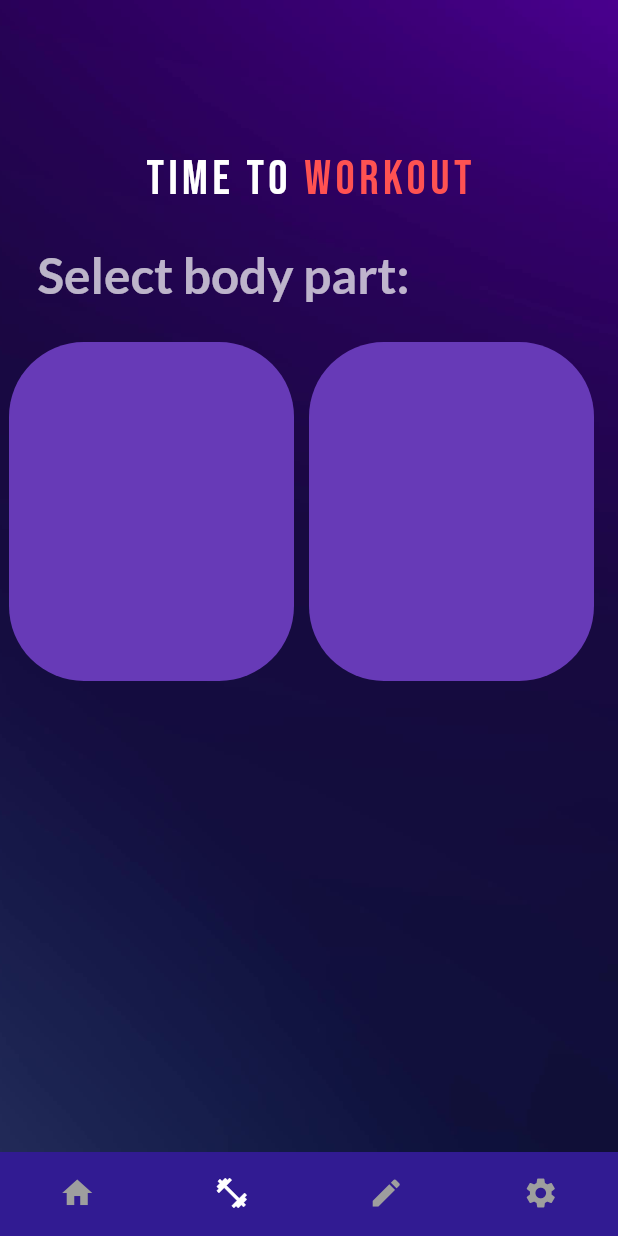
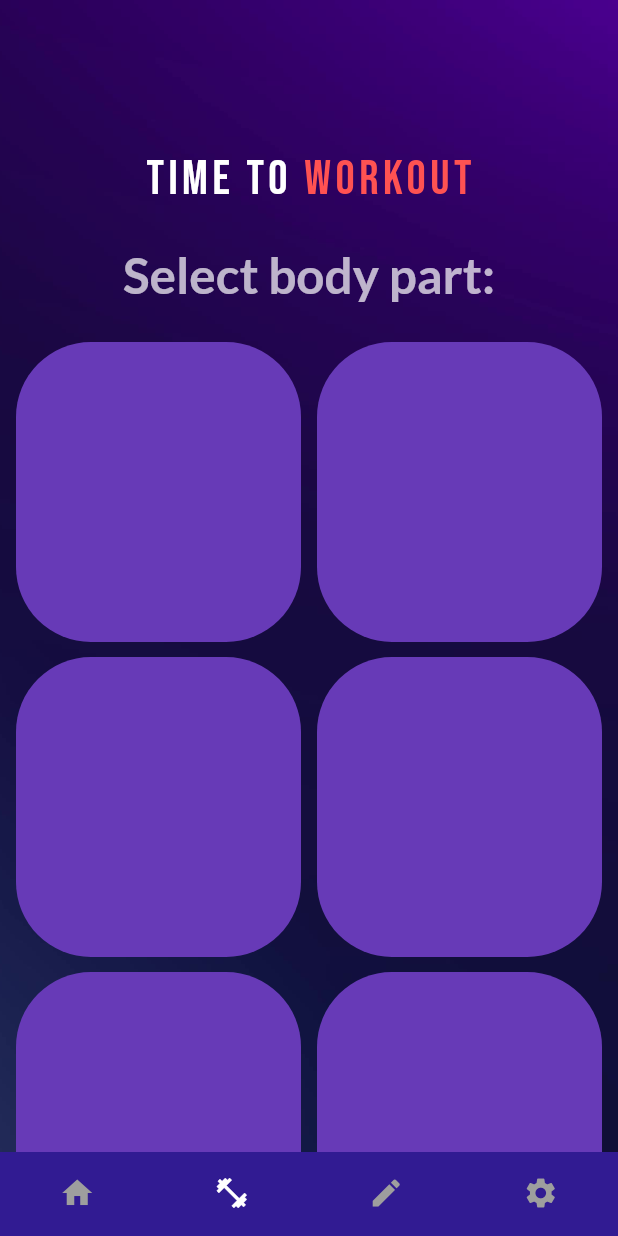
Before and after one commit to dolienn/body_optimizer, a Flutter app: the screen it shows after launch, item 2 of the bottom bar chosen, on a phone screen of 412 x 824 dp. Run offline on Flutter 3.47's test engine with Material 2 defaults, Android fonts, the phone set to English and light mode, and no system bars; our stand-ins replace google_fonts.

Commit message:
no update lekki, teraz dzialad

```diff
--- a/lib/screens/workout.dart
+++ b/lib/screens/workout.dart
@@ -64,6 +64,7 @@ class _WorkoutState extends State<Workout> {
               ],
             ),
             Row(
+              mainAxisAlignment: MainAxisAlignment.center,
               children: [
                 Padding(
                   padding: const EdgeInsets.all(25.0),
@@ -74,8 +75,11 @@ class _WorkoutState extends State<Workout> {
                 ),
               ],
             ),
-            Row(
-              mainAxisAlignment: MainAxisAlignment.center,
+            Padding(
+              padding: const EdgeInsets.only(bottom: 10),
+              child: Row(
+                mainAxisAlignment: MainAxisAlignment.spaceEvenly,
+                crossAxisAlignment: CrossAxisAlignment.center,
                 children: [
                   InkWell(
                     onTap: (){
@@ -84,17 +88,14 @@ class _WorkoutState extends State<Workout> {
                       }
                     },
                   child: SizedBox(
+                      width: 190,
+                      height: 200,
+                              child: Container(
+                                height: 190,
                                 width: 200,
-                    height: 226,
-                          child: Padding(
-                            padding: const EdgeInsets.only(right: 10),
-                            child: Container(
-                              height: 226,
-                              width: 150,
                                 decoration: BoxDecoration(
                                     color: Colors.deepPurple,
                                     borderRadius: BorderRadius.circular(50)
-                              ),
                                 ),
                               ),
                             ),
@@ -106,13 +107,11 @@ class _WorkoutState extends State<Workout> {
                       }
                     },
                     child: SizedBox(
+                      width: 190,
+                      height: 200,
+                        child: Container(
+                          height: 190,
                           width: 200,
-                    height: 226,
-                    child: Padding(
-                      padding: const EdgeInsets.only(right: 10),
-                      child: Container(
-                        height: 226,
-                        width: 195,
                           decoration: BoxDecoration(
                               color: Colors.deepPurple,
                               borderRadius: BorderRadius.circular(50)
@@ -120,8 +119,102 @@ class _WorkoutState extends State<Workout> {
                         ),
                       ),
                     ),
+      ],
+    ),
+            ),
+            Padding(
+              padding: const EdgeInsets.only(bottom: 10),
+              child: Row(
+                mainAxisAlignment: MainAxisAlignment.spaceEvenly,
+                crossAxisAlignment: CrossAxisAlignment.center,
+                children: [
+                  InkWell(
+                    onTap: (){
+                      if (kDebugMode) {
+                        print("Container 1 cliked!");
+                      }
+                    },
+                    child: SizedBox(
+                      width: 190,
+                      height: 200,
+                      child: Container(
+                        height: 190,
+                        width: 200,
+                        decoration: BoxDecoration(
+                            color: Colors.deepPurple,
+                            borderRadius: BorderRadius.circular(50)
+                        ),
+                      ),
+                    ),
+                  ),
+                  InkWell(
+                    onTap: (){
+                      if (kDebugMode) {
+                        print("Container 2 cliked!");
+                      }
+                    },
+                    child: SizedBox(
+                      width: 190,
+                      height: 200,
+                      child: Container(
+                        height: 190,
+                        width: 200,
+                        decoration: BoxDecoration(
+                            color: Colors.deepPurple,
+                            borderRadius: BorderRadius.circular(50)
+                        ),
+                      ),
+                    ),
                   ),
                 ],
+              ),
+            ),
+            Padding(
+              padding: const EdgeInsets.only(bottom: 10),
+              child: Row(
+                mainAxisAlignment: MainAxisAlignment.spaceEvenly,
+                crossAxisAlignment: CrossAxisAlignment.center,
+                children: [
+                  InkWell(
+                    onTap: (){
+                      if (kDebugMode) {
+                        print("Container 1 cliked!");
+                      }
+                    },
+                    child: SizedBox(
+                      width: 190,
+                      height: 200,
+                      child: Container(
+                        height: 190,
+                        width: 200,
+                        decoration: BoxDecoration(
+                            color: Colors.deepPurple,
+                            borderRadius: BorderRadius.circular(50)
+                        ),
+                      ),
+                    ),
+                  ),
+                  InkWell(
+                    onTap: (){
+                      if (kDebugMode) {
+                        print("Container 2 cliked!");
+                      }
+                    },
+                    child: SizedBox(
+                      width: 190,
+                      height: 200,
+                      child: Container(
+                        height: 190,
+                        width: 200,
+                        decoration: BoxDecoration(
+                            color: Colors.deepPurple,
+                            borderRadius: BorderRadius.circular(50)
+                        ),
+                      ),
+                    ),
+                  ),
+                ],
+              ),
             ),
           ],
         ),
```
Lines whose indentation alone changed are shown as unchanged.
